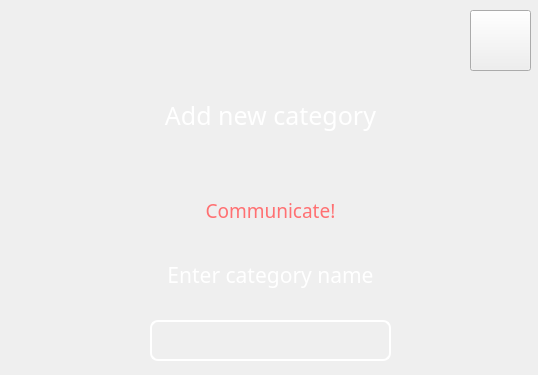
Qt form ui/AddCategoryPage.ui (vburmus/budget-calculator) before a commit; both pictures show x 0 to 538 and y 0 to 375 of the 538 by 768 pixel window.
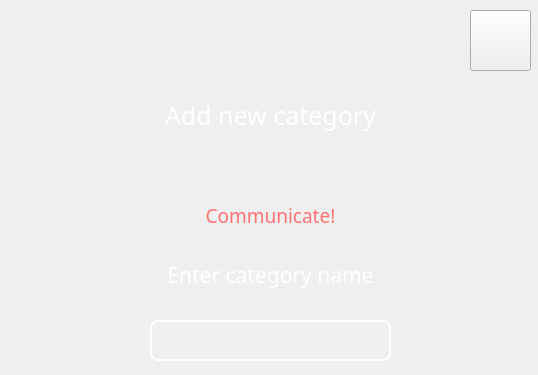
The same form after that commit. Icons and pictures are not drawn.

The edit to the form file:
```diff
--- a/ui/AddCategoryPage.ui
+++ b/ui/AddCategoryPage.ui
@@ -218,7 +218,7 @@
      <x>140</x>
      <y>200</y>
      <width>261</width>
-     <height>21</height>
+     <height>31</height>
     </rect>
    </property>
    <property name="font">
```
